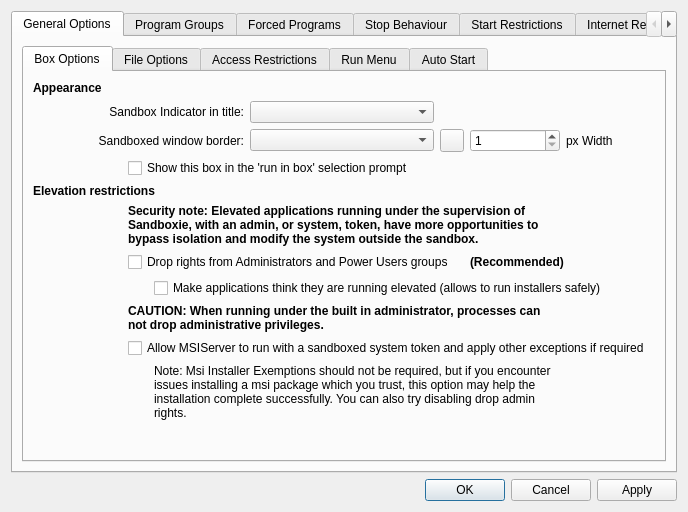
Qt form SandboxiePlus/SandMan/Forms/OptionsWindow.ui (sandboxie-plus/Sandboxie) before a commit.
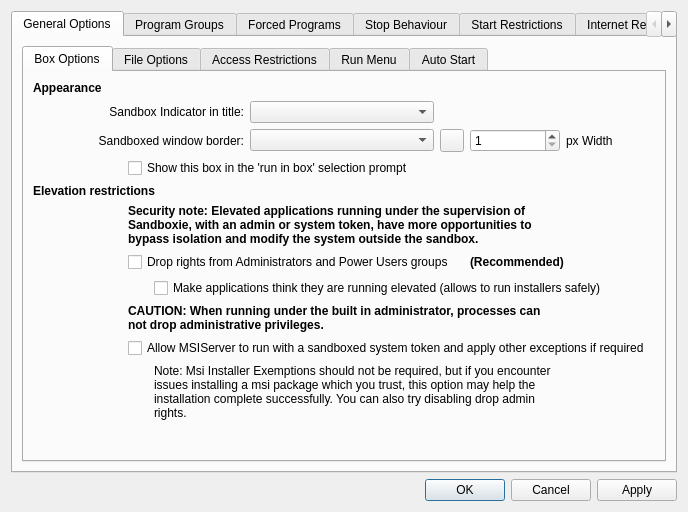
The same form after that commit.

Patch:
```diff
--- a/SandboxiePlus/SandMan/Forms/OptionsWindow.ui
+++ b/SandboxiePlus/SandMan/Forms/OptionsWindow.ui
@@ -248,7 +248,7 @@
                   </font>
                  </property>
                  <property name="text">
-                  <string>Security note: Elevated applications running under the supervision of Sandboxie, with an admin, or system, token, have more opportunities to bypass isolation and modify the system outside the sandbox.</string>
+                  <string>Security note: Elevated applications running under the supervision of Sandboxie, with an admin or system token, have more opportunities to bypass isolation and modify the system outside the sandbox.</string>
                  </property>
                  <property name="wordWrap">
                   <bool>true</bool>
```
